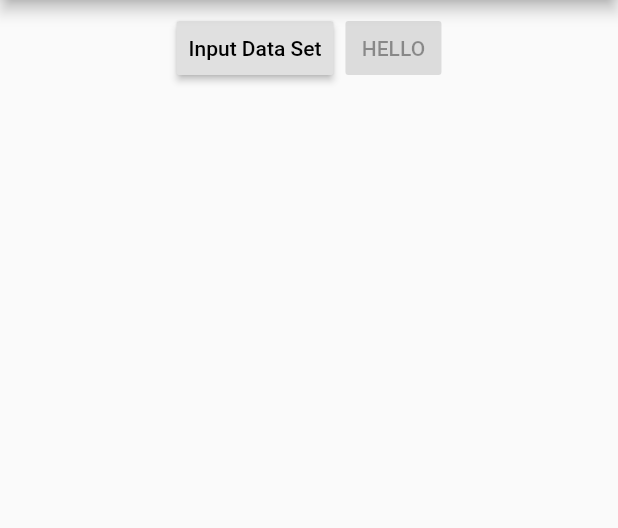
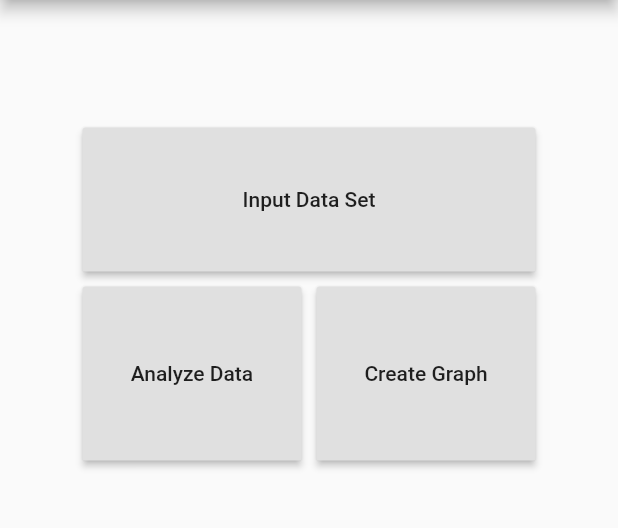
Before and after one commit to JuanMBriones/ProbaStad, a Flutter app: the screen it shows after launch, on a phone screen of 412 x 824 dp, the part 84-612 px from its top. Run offline on Flutter 3.47's test engine with Material 2 defaults, Android fonts, the phone set to English and light mode, and no system bars.

Commit message:
HomePage done

```diff
--- a/lib/main.dart
+++ b/lib/main.dart
@@ -48,23 +48,53 @@ class _MyHomePageState extends State<MyHomePage> {
         title: Text(widget.title),
       ),
 
-      body: Center(
+      body: new Container(
+        padding: new EdgeInsets.only(left: 50.0, right: 50.0, top: 80),
         child: Column(
           mainAxisAlignment: MainAxisAlignment.start,
           children: <Widget>[
+            // Container(
+            //   margin: new EdgeInsets.all(0.0),
+            //   height: 60,
+            // child:
             Row(
               mainAxisAlignment: MainAxisAlignment.spaceEvenly,
               children: <Widget>[
-                ButtonBar(
-                  children: <Widget>[
-                    RaisedButton(
-                      onPressed: () {},
+                Expanded(
+                  child: new Container(
+                    margin: EdgeInsets.all(5),
+                    child: RaisedButton(
+                      padding: EdgeInsets.symmetric(vertical: 40),
                       child: Text("Input Data Set"),
+                      onPressed: () => null,
                     ),
-                    RaisedButton(
-                      child: Text("HELLO"),
+                  ),
+                ),
+              ],
+            ),
+            // ),
+            Row(
+              mainAxisAlignment: MainAxisAlignment.spaceEvenly,
+              children: <Widget>[
+                Expanded(
+                  child: new Container(
+                    margin: EdgeInsets.all(5),
+                    child: RaisedButton(
+                      padding: EdgeInsets.symmetric(vertical: 50),
+                      child: Text("Analyze Data"),
+                      onPressed: () => null,
                     ),
-                  ],
+                  ),
+                ),
+                Expanded(
+                  child: new Container(
+                    margin: EdgeInsets.all(5),
+                    child: RaisedButton(
+                      padding: EdgeInsets.symmetric(vertical: 50),
+                      child: Text("Create Graph"),
+                      onPressed: () => null,
+                    ),
+                  ),
                 ),
               ],
             ),
```
